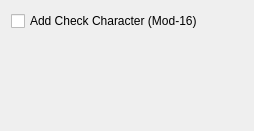
novcom/zint, file frontend_qt/grpCodabar.ui: the form before one commit.
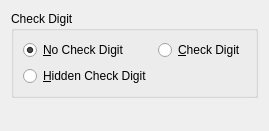
The form after the commit.

```diff
--- a/frontend_qt/grpCodabar.ui
+++ b/frontend_qt/grpCodabar.ui
@@ -15,13 +15,49 @@
   </property>
   <layout class="QVBoxLayout" name="verticalLayout">
    <item>
-    <widget class="QCheckBox" name="chkCodabarCheck">
-     <property name="text">
-      <string>Add Check Character (Mod-16)</string>
+    <widget class="QGroupBox" name="grpCodabarCheck">
+     <property name="title">
+      <string>Check Digit</string>
      </property>
-     <property name="checked">
-      <bool>false</bool>
+     <property name="toolTip">
+      <string>Check character options</string>
      </property>
+     <layout class="QGridLayout" name="gridLayoutCodabarCheck">
+      <item row="0" column="0">
+       <widget class="QRadioButton" name="radCodabarStand">
+        <property name="text">
+         <string>&amp;No Check Digit</string>
+        </property>
+        <property name="checked">
+         <bool>true</bool>
+        </property>
+        <property name="toolTip">
+         <string>Do not add check character</string>
+        </property>
+       </widget>
+      </item>
+      <item row="0" column="1">
+       <widget class="QRadioButton" name="radCodabarCheck">
+        <property name="text">
+         <string>&amp;Check Digit</string>
+        </property>
+        <property name="toolTip">
+         <string>Add mod-16 check character</string>
+        </property>
+       </widget>
+      </item>
+      <item row="1" column="0">
+       <widget class="QRadioButton" name="radCodabarCheckHide">
+        <property name="text">
+         <string>&amp;Hidden Check Digit</string>
+        </property>
+        <property name="toolTip">
+         <string>Add mod-16 check character but do
+not display in Human Readable Text</string>
+        </property>
+       </widget>
+      </item>
+     </layout>
     </widget>
    </item>
    <item>
```
